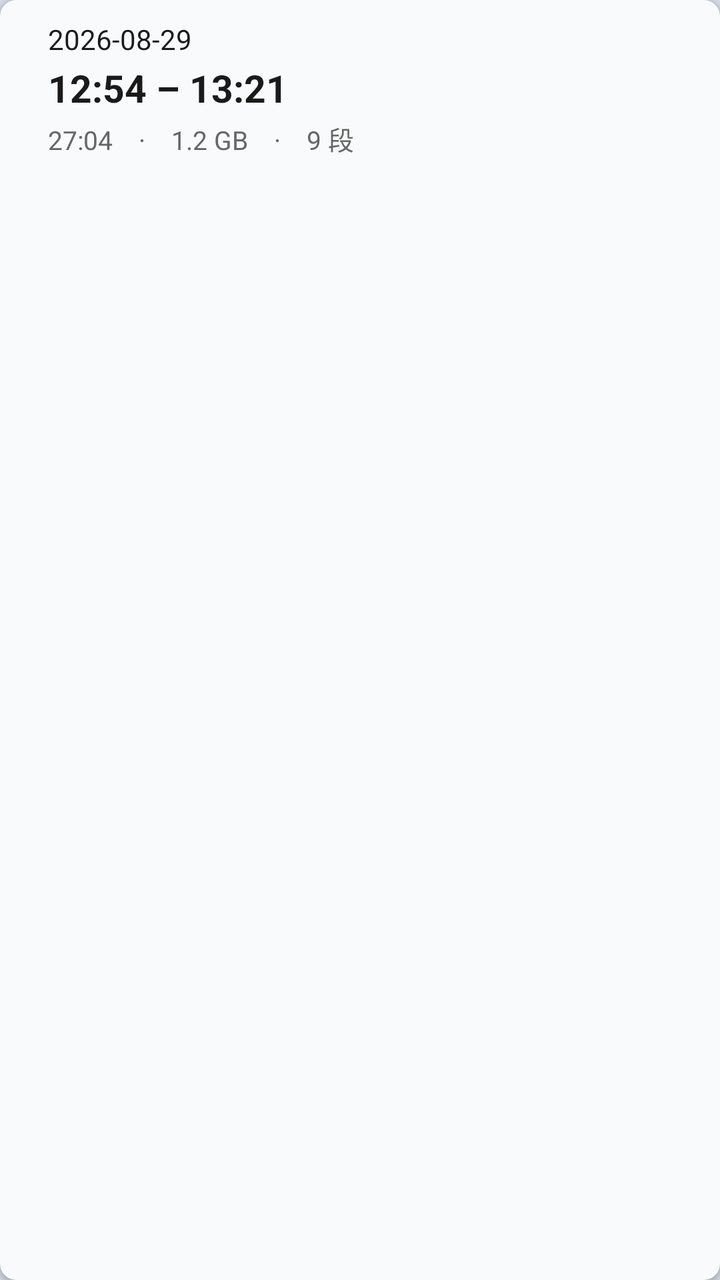
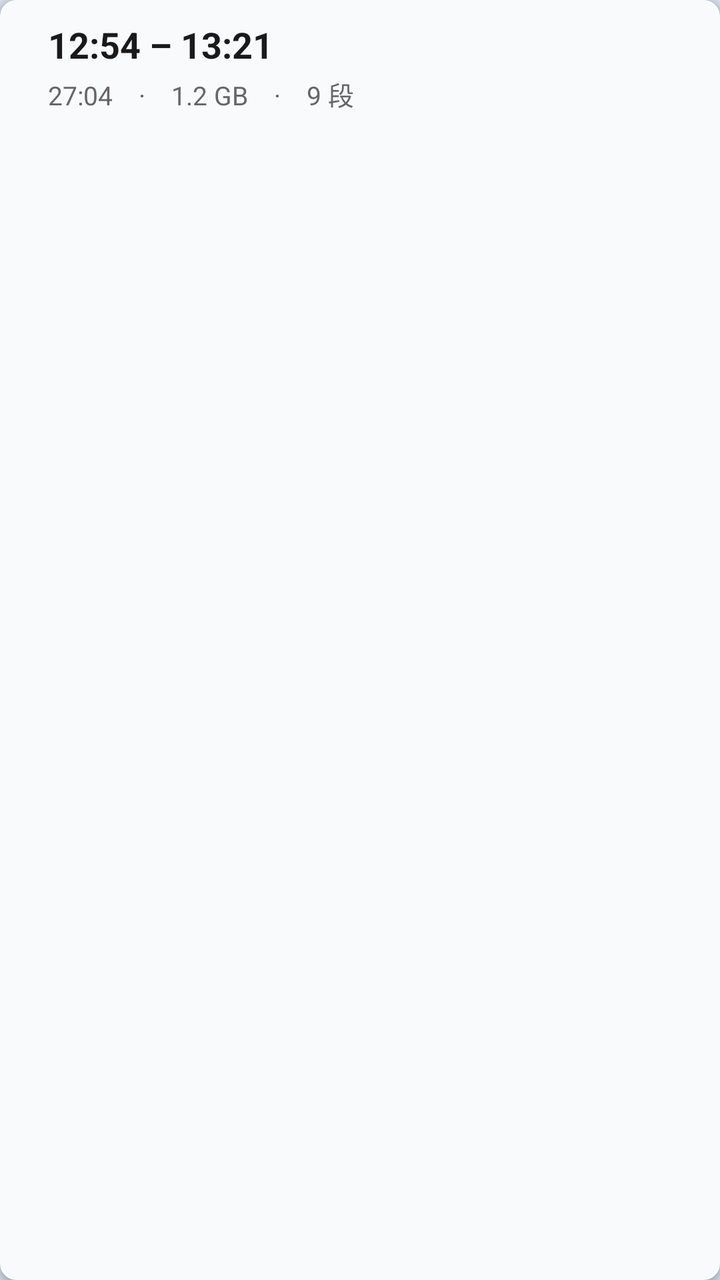

Compare the two renders of this Android layout. The source of the first and the diff that turns it into the second are given below.
<!-- AndroidManifest.xml: application theme Theme.Cam -->
<!-- res/layout/item_timeline_session.xml -->
<?xml version="1.0" encoding="utf-8"?>
<androidx.cardview.widget.CardView xmlns:android="http://schemas.android.com/apk/res/android"
    xmlns:app="http://schemas.android.com/apk/res-auto"
    android:id="@+id/session_card"
    android:layout_width="match_parent"
    android:layout_height="wrap_content"
    android:layout_marginHorizontal="8dp"
    android:layout_marginVertical="4dp"
    android:foreground="?android:attr/selectableItemBackground"
    app:cardBackgroundColor="@color/card_background"
    app:cardCornerRadius="8dp"
    app:cardElevation="2dp">

    <LinearLayout
        android:layout_width="match_parent"
        android:layout_height="wrap_content"
        android:orientation="horizontal"
        android:padding="10dp"
        android:gravity="center_vertical">

        
        <View
            android:id="@+id/session_selected_bar"
            android:layout_width="4dp"
            android:layout_height="48dp"
            android:layout_marginEnd="10dp"
            android:background="#FF3B30"
            android:visibility="invisible" />

        <LinearLayout
            android:layout_width="0dp"
            android:layout_height="wrap_content"
            android:layout_weight="1"
            android:orientation="vertical">

            <TextView
                android:id="@+id/session_date"
                android:layout_width="wrap_content"
                android:layout_height="wrap_content"
                android:textColor="@color/text_primary"
                android:textSize="14sp"
                android:text="2026-08-29" />

            <TextView
                android:id="@+id/session_time"
                android:layout_width="wrap_content"
                android:layout_height="wrap_content"
                android:layout_marginTop="2dp"
                android:textColor="@color/text_primary"
                android:textSize="19sp"
                android:textStyle="bold"
                android:text="12:54 – 13:21" />

            <TextView
                android:id="@+id/session_meta"
                android:layout_width="wrap_content"
                android:layout_height="wrap_content"
                android:layout_marginTop="3dp"
                android:textColor="@color/text_secondary"
                android:textSize="13sp"
                android:text="27:04　·　1.2 GB　·　9 段" />
        </LinearLayout>
    </LinearLayout>

</androidx.cardview.widget.CardView>
<!-- resources referenced by this layout -->
<resources>
  <color name="card_background">#FFF9FAFB</color>
  <color name="text_primary">#FF1A1A1A</color>
  <color name="text_secondary">#FF666666</color>
  <style name="Theme.Cam" parent="Base.Theme.Cam" />
  <style name="Base.Theme.Cam" parent="Theme.Material3.DayNight.NoActionBar">
          
          <item name="colorPrimary">#424242</item>
          <item name="colorPrimaryVariant">#2A2A2A</item>
          <item name="colorOnPrimary">#FFFFFF</item>
          <item name="colorSecondary">#616161</item>
          <item name="colorSecondaryVariant">#424242</item>
          <item name="colorOnSecondary">#FFFFFF</item>
          <item name="android:colorBackground">#1A1A1A</item>
          <item name="colorSurface">#2A2A2A</item>
          <item name="colorOnSurface">#FFFFFF</item>
          <item name="android:statusBarColor">#2A2A2A</item>
          <item name="android:navigationBarColor">#000000</item>
          
          <item name="android:windowBackground">@color/page_background</item>
          
          <item name="android:windowSplashScreenBackground">@color/page_background</item>
          <item name="android:windowSplashScreenAnimatedIcon">@mipmap/ic_launcher</item>
      </style>
  <color name="page_background">#FFD4DBE6</color>
</resources>

<!-- the commit's change to res/layout/item_timeline_session.xml (unified diff, before → after) -->
@@ -22,7 +22,7 @@
         <View
             android:id="@+id/session_selected_bar"
             android:layout_width="4dp"
-            android:layout_height="48dp"
+            android:layout_height="42dp"
             android:layout_marginEnd="10dp"
             android:background="#FF3B30"
             android:visibility="invisible" />
@@ -33,24 +33,17 @@
             android:layout_weight="1"
             android:orientation="vertical">
 
-            <TextView
-                android:id="@+id/session_date"
-                android:layout_width="wrap_content"
-                android:layout_height="wrap_content"
-                android:textColor="@color/text_primary"
-                android:textSize="14sp"
-                android:text="2026-08-29" />
-
+            
             <TextView
                 android:id="@+id/session_time"
                 android:layout_width="wrap_content"
                 android:layout_height="wrap_content"
-                android:layout_marginTop="2dp"
                 android:textColor="@color/text_primary"
-                android:textSize="19sp"
+                android:textSize="18sp"
                 android:textStyle="bold"
                 android:text="12:54 – 13:21" />
 
+            
             <TextView
                 android:id="@+id/session_meta"
                 android:layout_width="wrap_content"
